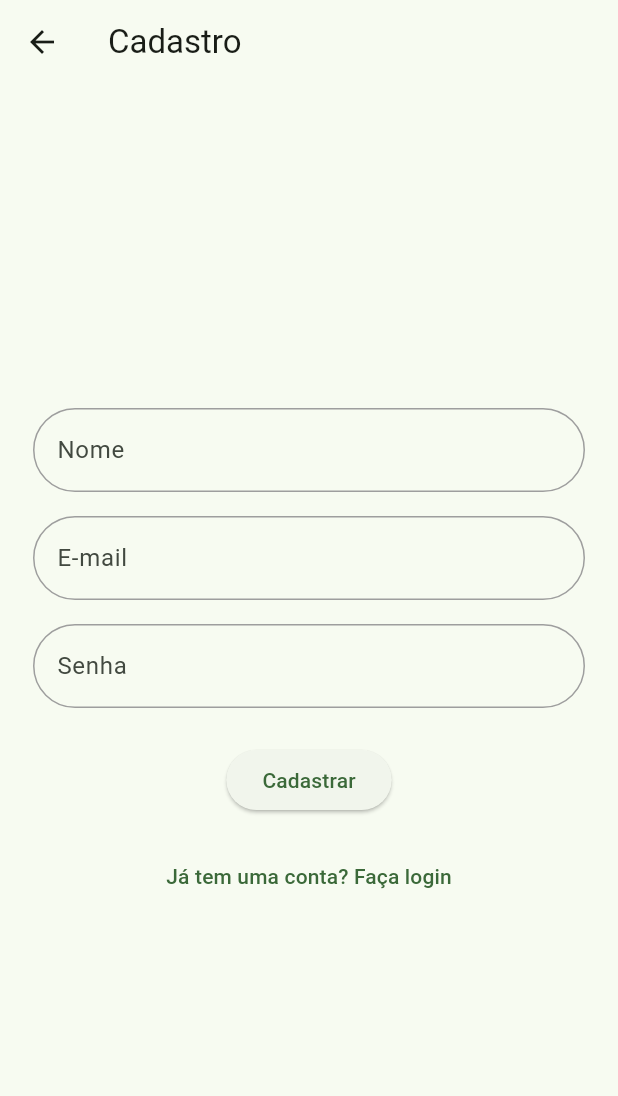
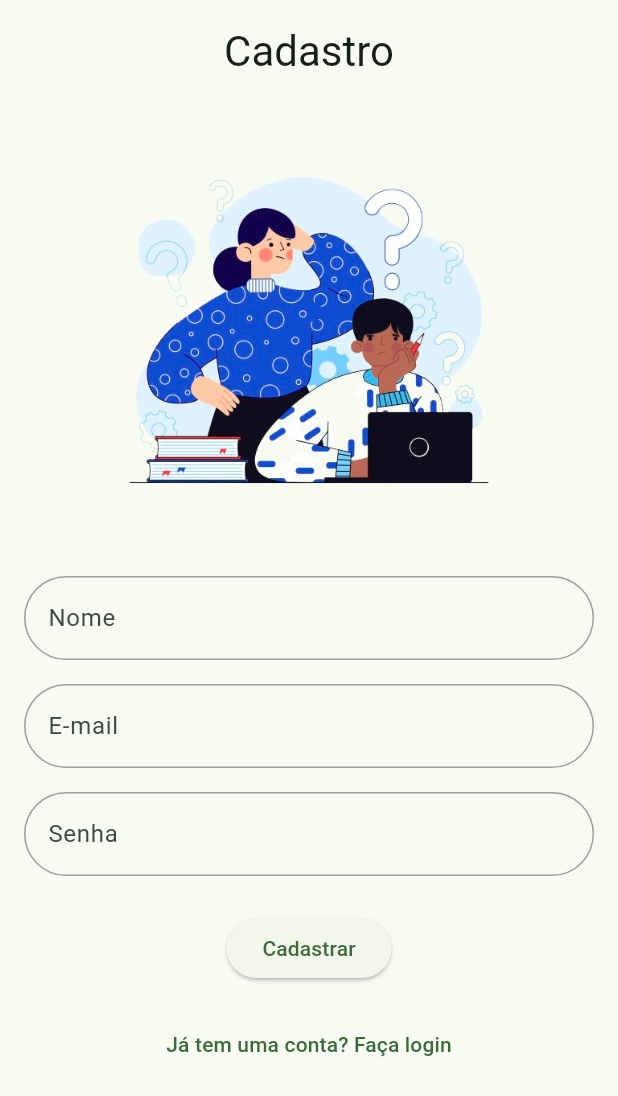
Before and after one commit to artannyel/rede-social-academica-frontend, a Flutter app: the screen it shows after launch, after a tap on "Não tem uma conta? Cadastre-se", on a phone screen of 412 x 824 dp. Shown: the top 1096 px of the screen. Run offline on Flutter 3.47's test engine with Material 3 defaults, Android fonts, the phone set to English and light mode, and no system bars; our stand-ins replace dio, firebase_auth, firebase_core, go_router, url_strategy; accounts and stored records are empty; generated files the repository leaves out were written again.

Commit message:
feat: add verification email, and improves login and register

```diff
--- a/lib/app/core/navigation/app_router.dart
+++ b/lib/app/core/navigation/app_router.dart
@@ -2,6 +2,7 @@ import 'package:flutter/material.dart';
 import 'package:go_router/go_router.dart';
 import 'package:social_academic/features/authentication/presentation/pages/login_page.dart';
 import 'package:social_academic/features/authentication/presentation/pages/register_page.dart';
+import 'package:social_academic/features/authentication/presentation/pages/email_verification_page.dart';
 import 'package:social_academic/app/core/auth/auth_notifier.dart';
 import 'package:social_academic/features/home/presentation/pages/home_page.dart';
 
@@ -10,21 +11,32 @@ GoRouter appRouter(AuthNotifier authNotifier) {
     initialLocation: '/login',
     refreshListenable: authNotifier, // Faz o router reavaliar a rota quando o estado de auth mudar
     redirect: (BuildContext context, GoRouterState state) {
-      final bool isLoggedIn = authNotifier.user != null;
+      final user = authNotifier.user;
+      final bool isLoggedIn = user != null;
+      final bool isEmailVerified = user?.emailVerified ?? false;
+
       final String location = state.matchedLocation;
 
-      final bool isAuthRoute = location == '/login' || location == '/register';
+      final bool isAuthRoute = location == '/login' || location == '/register' ;
+      final bool isVerifying = location == '/verify-email';
 
       // Se o usuário NÃO está logado e está tentando acessar uma rota protegida,
       // redireciona para o login.
-      if (!isLoggedIn && !isAuthRoute) {
+      if (!isLoggedIn && !isAuthRoute && !isVerifying) {
         return '/login';
       }
 
       // Se o usuário ESTÁ logado e está tentando acessar as rotas de login/cadastro,
       // redireciona para a home.
-      if (isLoggedIn && isAuthRoute) {
-        return '/home';
+      if (isLoggedIn) {
+        // Se o e-mail não foi verificado e ele não está na tela de verificação, redirecione-o.
+        if (!isEmailVerified && !isVerifying) {
+          return '/verify-email';
+        }
+        // Se o e-mail foi verificado e ele está em uma rota de autenticação/verificação, mande-o para a home.
+        if (isEmailVerified && (isAuthRoute || isVerifying)) {
+          return '/home';
+        }
       }
 
       // Em todos os outros casos, permite a navegação.
@@ -34,12 +46,41 @@ GoRouter appRouter(AuthNotifier authNotifier) {
       GoRoute(
         path: '/login',
         name: 'login',
-        builder: (context, state) => const LoginPage(),
+        pageBuilder: (context, state) {
+          return CustomTransitionPage(
+            key: state.pageKey,
+            child: const LoginPage(),
+            transitionsBuilder: (context, animation, secondaryAnimation, child) {
+              // Animação de slide da esquerda para a direita
+              const begin = Offset(-1.0, 0.0);
+              const end = Offset.zero;
+              final tween = Tween(begin: begin, end: end).chain(CurveTween(curve: Curves.easeInOut));
+              return SlideTransition(position: animation.drive(tween), child: child);
+            },
+          );
+        },
       ),
       GoRoute(
         path: '/register',
         name: 'register',
-        builder: (context, state) => const RegisterPage(),
+        pageBuilder: (context, state) {
+          return CustomTransitionPage(
+            key: state.pageKey,
+            child: const RegisterPage(),
+            transitionsBuilder: (context, animation, secondaryAnimation, child) {
+              // Animação de slide da direita para a esquerda
+              const begin = Offset(1.0, 0.0);
+              const end = Offset.zero;
+              final tween = Tween(begin: begin, end: end).chain(CurveTween(curve: Curves.easeInOut));
+              return SlideTransition(position: animation.drive(tween), child: child);
+            },
+          );
+        },
+      ),
+      GoRoute(
+        path: '/verify-email',
+        name: 'verify-email',
+        builder: (context, state) => const EmailVerificationPage(),
       ),
       GoRoute(
         path: '/home',
--- a/lib/features/authentication/presentation/pages/login_page.dart
+++ b/lib/features/authentication/presentation/pages/login_page.dart
@@ -33,7 +33,9 @@ class _LoginPageState extends State<LoginPage> {
     } else if (notifier.state == LoginState.success) {
       ScaffoldMessenger.of(context).showSnackBar(
         SnackBar(
-          content: Text('Login realizado com sucesso! Bem-vindo de volta, ${notifier.user?.name}!'),
+          content: Text(
+            'Login realizado com sucesso! Bem-vindo de volta, ${notifier.user?.name}!',
+          ),
           backgroundColor: Colors.green,
         ),
       );
@@ -44,7 +46,6 @@ class _LoginPageState extends State<LoginPage> {
   @override
   Widget build(BuildContext context) {
     return Scaffold(
-      appBar: AppBar(title: const Text('Login')),
       body: Consumer<LoginChangeNotifier>(
         builder: (context, notifier, child) {
           WidgetsBinding.instance.addPostFrameCallback((_) {
@@ -55,9 +56,10 @@ class _LoginPageState extends State<LoginPage> {
             return const Center(child: CircularProgressIndicator());
           }
 
-          return Center(
+          return SingleChildScrollView(
+            child: Center(
               child: ConstrainedBox(
-              constraints: const BoxConstraints(maxWidth: 400),
+                constraints: const BoxConstraints(maxWidth: 500),
                 child: Padding(
                   padding: const EdgeInsets.all(16.0),
                   child: Form(
@@ -65,29 +67,49 @@ class _LoginPageState extends State<LoginPage> {
                     child: Column(
                       mainAxisAlignment: MainAxisAlignment.center,
                       children: [
+                        Text('Login', style: Theme.of(context).textTheme.headlineMedium),
+                        const SizedBox(height: 16),
+                        ConstrainedBox(
+                          constraints: BoxConstraints(maxWidth: 300),
+                          child: Padding(
+                            padding: EdgeInsets.all(16.0),
+                            child: Image.asset(
+                              'assets/images/image_for_login.png',
+                            ),
+                          ),
+                        ),
+                        const SizedBox(height: 16),
                         TextFormField(
                           controller: _emailController,
                           decoration: const InputDecoration(labelText: 'E-mail'),
                           keyboardType: TextInputType.emailAddress,
-                        validator: (value) => (value?.isEmpty ?? true) ? 'Por favor, insira seu e-mail' : null,
+                          validator: (value) => (value?.isEmpty ?? true)
+                              ? 'Por favor, insira seu e-mail'
+                              : null,
                         ),
                         const SizedBox(height: 16),
                         TextFormField(
                           controller: _passwordController,
                           decoration: const InputDecoration(labelText: 'Senha'),
                           obscureText: true,
-                        validator: (value) => (value?.isEmpty ?? true) ? 'Por favor, insira sua senha' : null,
+                          validator: (value) => (value?.isEmpty ?? true)
+                              ? 'Por favor, insira sua senha'
+                              : null,
                         ),
                         const SizedBox(height: 24),
-                      ElevatedButton(onPressed: _submitForm, child: const Text('Entrar')),
+                        ElevatedButton(
+                          onPressed: _submitForm,
+                          child: const Text('Entrar'),
+                        ),
                         const SizedBox(height: 16),
                         TextButton(
                           onPressed: () {
-                          context.push('/register'); // Navega para a tela de cadastro
+                            context.go('/register'); // Navega para a tela de cadastro
                           },
                           child: const Text('Não tem uma conta? Cadastre-se'),
                         ),
                       ],
+                    ),
                   ),
                 ),
               ),
--- a/lib/features/authentication/presentation/pages/register_page.dart
+++ b/lib/features/authentication/presentation/pages/register_page.dart
@@ -24,7 +24,10 @@ class _RegisterPageState extends State<RegisterPage> {
     super.dispose();
   }
 
-  void _handleStateChange(BuildContext context, RegisterChangeNotifier notifier) {
+  void _handleStateChange(
+    BuildContext context,
+    RegisterChangeNotifier notifier,
+  ) {
     if (notifier.state == RegisterState.error) {
       ScaffoldMessenger.of(context).showSnackBar(
         SnackBar(
@@ -36,7 +39,9 @@ class _RegisterPageState extends State<RegisterPage> {
       // Navegar para a tela principal ou de login
       ScaffoldMessenger.of(context).showSnackBar(
         SnackBar(
-          content: Text('Cadastro realizado com sucesso! Bem-vindo, ${notifier.user?.name}!'),
+          content: Text(
+            'Cadastro realizado com sucesso! Bem-vindo, ${notifier.user?.name}!',
+          ),
           backgroundColor: Colors.green,
         ),
       );
@@ -47,7 +52,6 @@ class _RegisterPageState extends State<RegisterPage> {
   @override
   Widget build(BuildContext context) {
     return Scaffold(
-      appBar: AppBar(title: const Text('Cadastro')),
       body: Consumer<RegisterChangeNotifier>(
         builder: (context, notifier, child) {
           // Escuta as mudanças de estado para mostrar SnackBars ou navegar
@@ -59,9 +63,10 @@ class _RegisterPageState extends State<RegisterPage> {
             return const Center(child: CircularProgressIndicator());
           }
 
-          return Center(
+          return SingleChildScrollView(
+            child: Center(
               child: ConstrainedBox(
-              constraints: const BoxConstraints(maxWidth: 400),
+                constraints: const BoxConstraints(maxWidth: 600),
                 child: Padding(
                   padding: const EdgeInsets.all(16.0),
                   child: Form(
@@ -69,35 +74,57 @@ class _RegisterPageState extends State<RegisterPage> {
                     child: Column(
                       mainAxisAlignment: MainAxisAlignment.center,
                       children: [
+                        Text('Cadastro', style: Theme.of(context).textTheme.headlineMedium),
+                        const SizedBox(height: 16),
+                        ConstrainedBox(
+                          constraints: BoxConstraints(maxWidth: 300),
+                          child: Padding(
+                            padding: EdgeInsets.all(16.0),
+                            child: Image.asset(
+                              'assets/images/image_for_register.png',
+                            ),
+                          ),
+                        ),
+                        const SizedBox(height: 16),
                         TextFormField(
                           controller: _nameController,
                           decoration: const InputDecoration(labelText: 'Nome'),
-                        validator: (value) => (value?.isEmpty ?? true) ? 'Por favor, insira seu nome' : null,
+                          validator: (value) => (value?.isEmpty ?? true)
+                              ? 'Por favor, insira seu nome'
+                              : null,
                         ),
                         const SizedBox(height: 16),
                         TextFormField(
                           controller: _emailController,
                           decoration: const InputDecoration(labelText: 'E-mail'),
                           keyboardType: TextInputType.emailAddress,
-                        validator: (value) => (value?.isEmpty ?? true) ? 'Por favor, insira seu e-mail' : null,
+                          validator: (value) => (value?.isEmpty ?? true)
+                              ? 'Por favor, insira seu e-mail'
+                              : null,
                         ),
                         const SizedBox(height: 16),
                         TextFormField(
                           controller: _passwordController,
                           decoration: const InputDecoration(labelText: 'Senha'),
                           obscureText: true,
-                        validator: (value) => (value?.length ?? 0) < 6 ? 'A senha deve ter no mínimo 6 caracteres' : null,
+                          validator: (value) => (value?.length ?? 0) < 6
+                              ? 'A senha deve ter no mínimo 6 caracteres'
+                              : null,
                         ),
                         const SizedBox(height: 24),
-                      ElevatedButton(onPressed: _submitForm, child: const Text('Cadastrar')),
+                        ElevatedButton(
+                          onPressed: _submitForm,
+                          child: const Text('Cadastrar'),
+                        ),
                         const SizedBox(height: 16),
                         TextButton(
                           onPressed: () {
-                          context.pop(); // Volta para a tela anterior (login)
+                            context.go('/login'); // Navega para a tela de login
                           },
                           child: const Text('Já tem uma conta? Faça login'),
                         ),
                       ],
+                    ),
                   ),
                 ),
               ),
@@ -110,7 +137,10 @@ class _RegisterPageState extends State<RegisterPage> {
 
   void _submitForm() {
     if (_formKey.currentState?.validate() ?? false) {
-      final notifier = Provider.of<RegisterChangeNotifier>(context, listen: false);
+      final notifier = Provider.of<RegisterChangeNotifier>(
+        context,
+        listen: false,
+      );
       notifier.register(
         name: _nameController.text,
         email: _emailController.text,
--- a/lib/main.dart
+++ b/lib/main.dart
@@ -3,6 +3,7 @@ import 'package:firebase_auth/firebase_auth.dart';
 import 'package:firebase_core/firebase_core.dart';
 import 'package:flutter/material.dart';
 import 'package:provider/provider.dart';
+import 'package:url_strategy/url_strategy.dart';
 import 'package:social_academic/features/authentication/data/datasources/auth_remote_datasource.dart';
 import 'package:social_academic/app/core/auth/auth_notifier.dart';
 import 'package:social_academic/app/core/navigation/app_router.dart';
@@ -23,12 +24,15 @@ late final Dio dio;
 void main() async {
   WidgetsFlutterBinding.ensureInitialized();
 
+  // Remove o # (hash) da URL na web
+  setPathUrlStrategy();
+
   // We store the app and auth to make testing with a named instance easier.
   app = await Firebase.initializeApp(
     options: DefaultFirebaseOptions.currentPlatform,
   );
   auth = FirebaseAuth.instanceFor(app: app);
-  dio = Dio(BaseOptions(baseUrl: 'http://192.168.0.10:8888/api/v1'));
+  dio = Dio(BaseOptions(baseUrl: 'http://192.168.3.28:8888/api/v1'));
 
   runApp(const MyApp());
 }
```
Also changed, not shown: lib/app/core/auth/auth_notifier.dart (+11 -0 lines), lib/features/authentication/presentation/pages/email_verification_page.dart (added, +129 -0 lines), pubspec.yaml (+4 -4 lines), assets/images/image_for_login.png (added), assets/images/image_for_register.png (added), pubspec.lock. Lines whose indentation alone changed are shown as unchanged.
